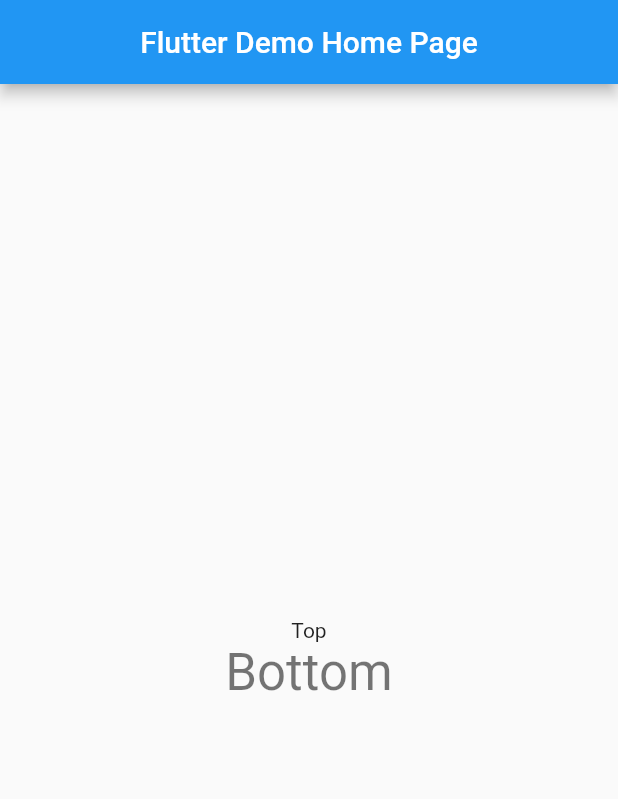
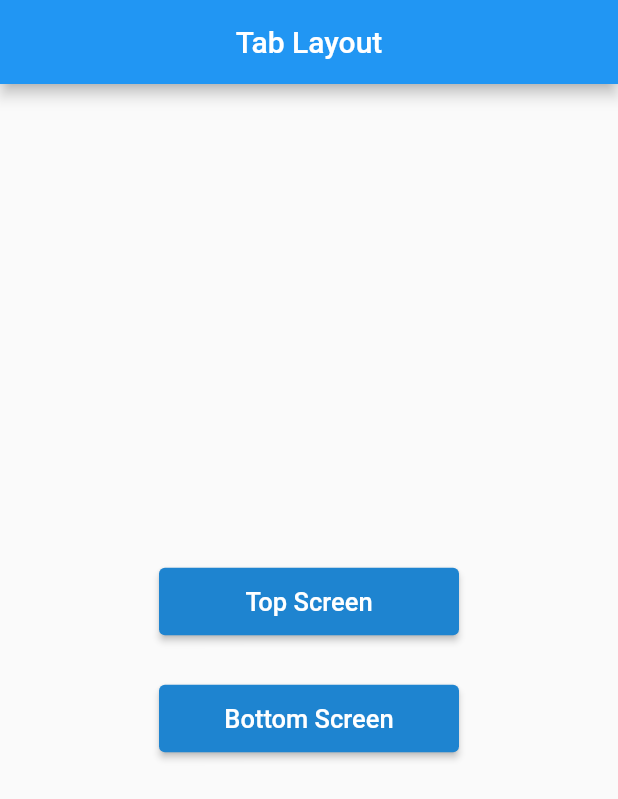
Before and after one commit to vohoangtuit/flutter_bottom_navigation_bar, a Flutter app: the screen it shows after launch, on a phone screen of 412 x 824 dp. Shown: the top 799 px of the screen. Run offline on Flutter 3.47's test engine with Material 2 defaults, Android fonts, the phone set to English and light mode, and no system bars.

Commit message:
custom style

```diff
--- /dev/null
+++ b/tab_layout/lib/custom_views/app_color.dart
@@ -0,0 +1,29 @@
+import 'dart:ui';
+
+import 'package:flutter/material.dart';
+
+class AppColor {
+  static Map<int, Color> color = {
+    50: Color.fromRGBO(136, 14, 79, .1),
+    100: Color.fromRGBO(136, 14, 79, .2),
+    200: Color.fromRGBO(136, 14, 79, .3),
+    300: Color.fromRGBO(136, 14, 79, .4),
+    400: Color.fromRGBO(136, 14, 79, .5),
+    500: Color.fromRGBO(136, 14, 79, .6),
+    600: Color.fromRGBO(136, 14, 79, .7),
+    700: Color.fromRGBO(136, 14, 79, .8),
+    800: Color.fromRGBO(136, 14, 79, .9),
+    900: Color.fromRGBO(136, 14, 79, 1),
+  };
+
+  static MaterialColor primary = MaterialColor(0x1E84D0, color);
+  static MaterialColor yellow = MaterialColor(0xffffde03, color);
+  static MaterialColor blue = MaterialColor(0xff0336ff, color);
+  static MaterialColor green = MaterialColor(0xff1e84d0, color);
+  static MaterialColor white = MaterialColor(0xffffffff, color);
+  static MaterialColor red = MaterialColor(0xffff0000, color);
+  static MaterialColor black = MaterialColor(0xff000000, color);
+  static MaterialColor black1 = MaterialColor(0xff111111, color);
+  static MaterialColor gray = MaterialColor(0xDDDDDD, color);
+
+}
--- /dev/null
+++ b/tab_layout/lib/custom_views/style/btn_style.dart
@@ -0,0 +1,9 @@
+import 'package:flutter/material.dart';
+
+import '../app_color.dart';
+
+class BtnStyle {
+  static TextStyle normal() {
+    return TextStyle(fontSize: 17, color: AppColor.white);
+  }
+}
--- /dev/null
+++ b/tab_layout/lib/custom_views/style/txt_style.dart
@@ -0,0 +1,9 @@
+import 'package:flutter/material.dart';
+
+import '../app_color.dart';
+
+class TxtStyle {
+  static TextStyle normal() {
+    return TextStyle(fontSize: 15, color: AppColor.blue);
+  }
+}
--- /dev/null
+++ b/tab_layout/lib/custom_views/widget/normal_button.dart
@@ -0,0 +1,29 @@
+import 'package:flutter/material.dart';
+import 'package:tab_layout/custom_views/style/btn_style.dart';
+import '../app_color.dart';
+
+class NormalButton extends StatelessWidget {
+  final VoidCallback onPressed;
+
+  final String title;
+
+  NormalButton({@required this.onPressed,@required this.title});
+
+  @override
+  Widget build(BuildContext context) {
+    return ButtonTheme(
+      minWidth: 200,
+      height: 45,
+      child: RaisedButton(
+        onPressed: onPressed,
+        color: AppColor.green,
+        shape: RoundedRectangleBorder(
+            borderRadius: new BorderRadius.circular(4.0)),
+        child: Text(
+          title,
+          style: BtnStyle.normal(),
+        ),
+      ),
+    );
+  }
+}
--- a/tab_layout/lib/main.dart
+++ b/tab_layout/lib/main.dart
@@ -1,4 +1,8 @@
 import 'package:flutter/material.dart';
+import 'package:tab_layout/custom_views/widget/normal_button.dart';
+import 'package:tab_layout/modules/bottom_screen.dart';
+
+import 'modules/top_screen.dart';
 
 void main() {
   runApp(MyApp());
@@ -10,7 +14,7 @@ class MyApp extends StatelessWidget {
   Widget build(BuildContext context) {
     return MaterialApp(
       title: 'Tab layout',
-      home: MyHomePage(title: 'Flutter Demo Home Page'),
+      home: MyHomePage(title: 'Tab Layout'),
       debugShowCheckedModeBanner: false,
     );
   }
@@ -40,12 +44,18 @@ class _MyHomePageState extends State<MyHomePage> {
         child: Column(
           mainAxisAlignment: MainAxisAlignment.center,
           children: <Widget>[
-            Text(
-              'Top',
+            NormalButton(
+             title: 'Top Screen',
+              onPressed: (){
+                Navigator.of(context).push(MaterialPageRoute(builder: (_)=>TopScreen()));
+              },
             ),
-            Text(
-              'Bottom',
-              style: Theme.of(context).textTheme.headline4,
+            SizedBox(height: 30,),
+            NormalButton(
+              title: 'Bottom Screen',
+              onPressed: (){
+                Navigator.of(context).push(MaterialPageRoute(builder: (_)=>BottomScreen()));
+              },
             ),
           ],
         ),
```
Also changed, not shown: tab_layout/lib/modules/bottom_screen.dart (renamed from tab_layout/lib/views/bottom_screen.dart), tab_layout/lib/modules/top_screen.dart (renamed from tab_layout/lib/views/top_screen.dart), 1 other file.
